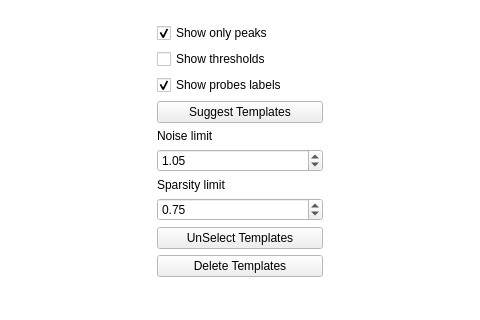
First picture: the form in circus/qt_GUI/qt_merge.ui, repository spyking-circus/spyking-circus, before the edit; both pictures show x 364 to 844 and y 467 to 787 of the 981 by 1003 pixel window.
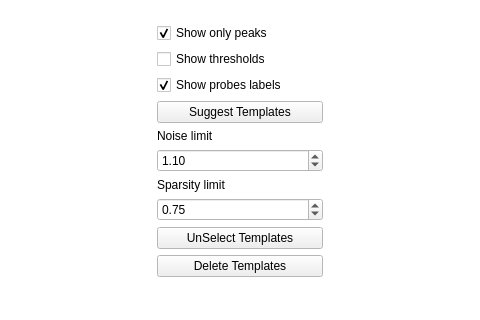
Second picture: the form after the edit. Icons and pictures are not drawn. Custom widgets are drawn as their Qt base class.

Patch:
```diff
--- a/circus/qt_GUI/qt_merge.ui
+++ b/circus/qt_GUI/qt_merge.ui
@@ -567,13 +567,13 @@
        <item>
         <widget class="QDoubleSpinBox" name="get_suggest_value_template">
          <property name="minimum">
-          <double>1.000000000000000</double>
+          <double>0.000000000000000</double>
          </property>
          <property name="singleStep">
           <double>0.050000000000000</double>
          </property>
          <property name="value">
-          <double>1.050000000000000</double>
+          <double>1.100000000000000</double>
          </property>
         </widget>
        </item>
```
